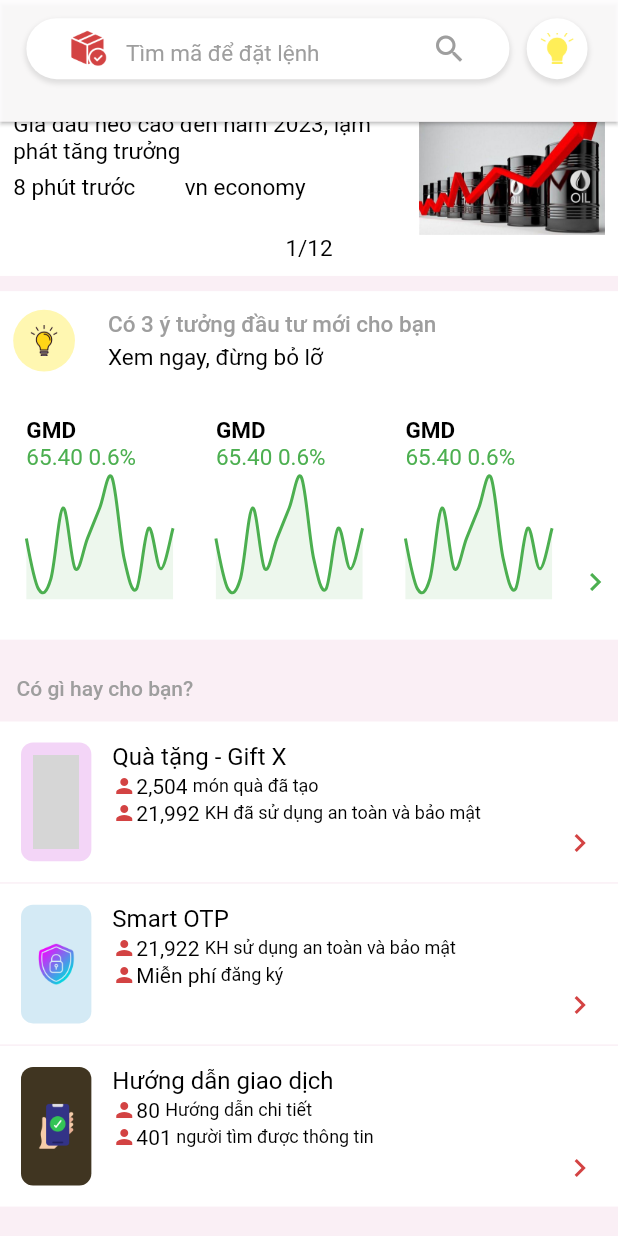
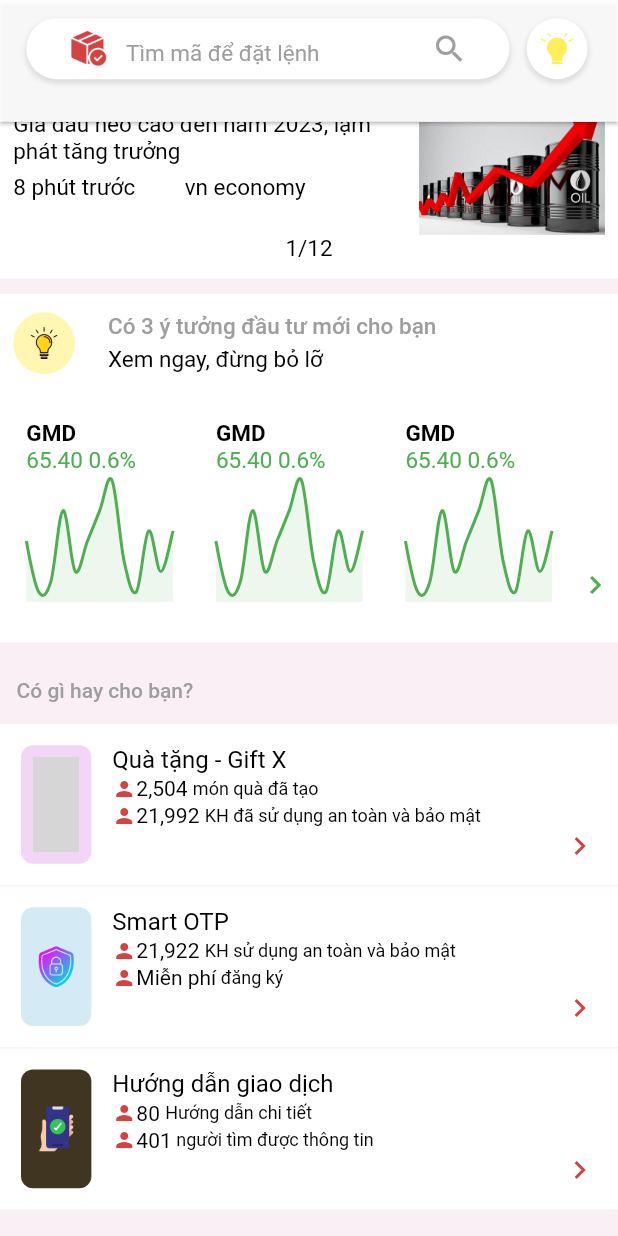
Before and after one commit to sinh3008/FPTS_entrade, a Flutter app: the BodyHomeScreen screen opened directly, scrolled down 942 dp, on a phone screen of 412 x 824 dp. Run offline on Flutter 3.47's test engine with Material 2 defaults, Android fonts, the phone set to English and light mode, and no system bars; drawn by our look-alikes of fl_chart; our stand-ins replace auto_size_text, bloc, device_preview, flutter_bloc, flutter_svg, fluttertoast and 5 more; missing offline and left inert: contained_tab_bar_view_with_custom_page_navigator; accounts and stored records are empty; grey boxes are pictures that could not be loaded.

Commit message:
fix bug ov

```diff
--- a/entrade_x/lib/ui/screen/home/components/lastnew/latest_news.dart
+++ b/entrade_x/lib/ui/screen/home/components/lastnew/latest_news.dart
@@ -70,7 +70,7 @@ class LatestNewsWidget extends StatelessWidget {
             color: Theme.of(context).appBarTheme.backgroundColor,
           ),
           width: SizeConfig.screenWidth,
-          height: 120,
+          height: getProportionateScreenHeight(120),
           child: PageView.builder(
             itemBuilder: (context, index) => Container(
               padding: EdgeInsets.symmetric(
```
